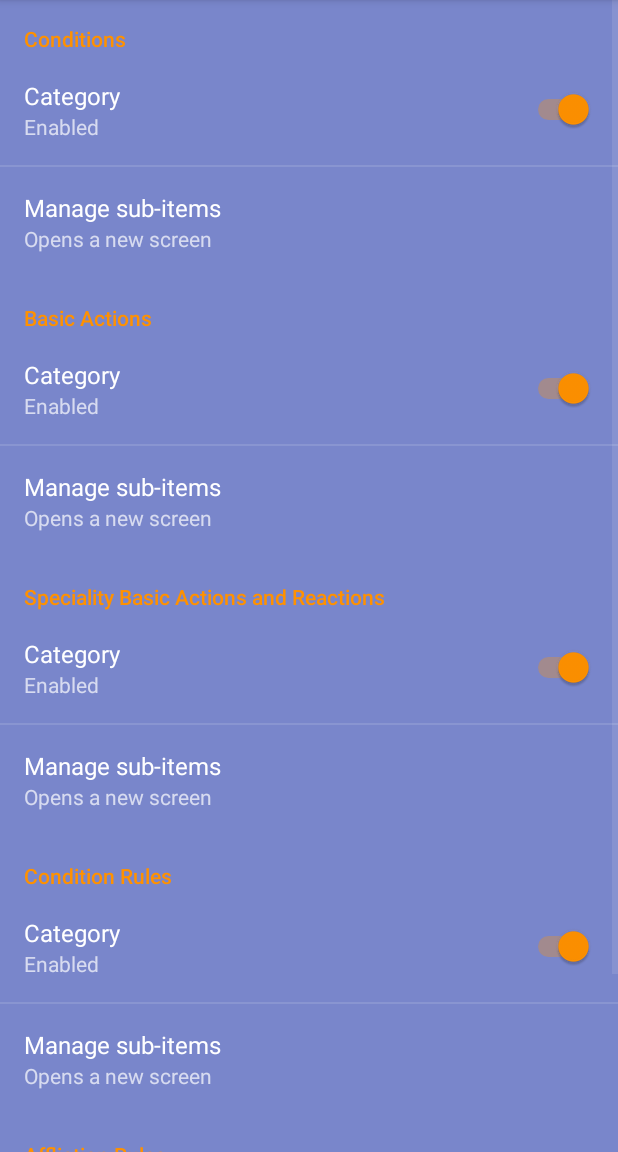
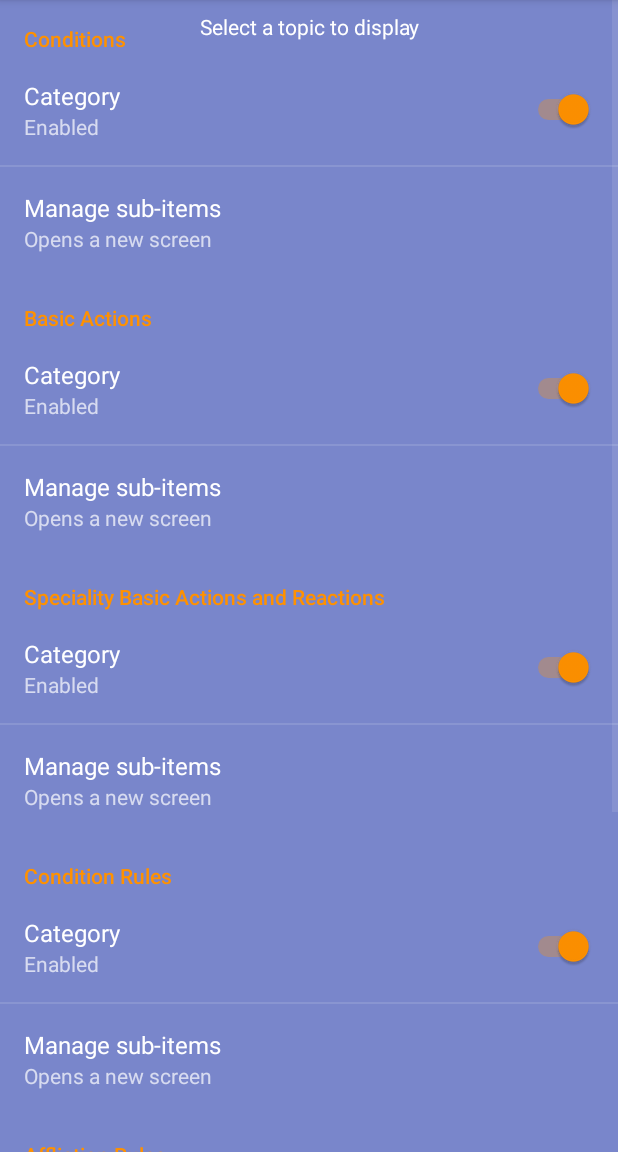
Before and after one commit to ej-krielen/PathfinderPlaytestQuickRules, an Android app: the fragment SettingsFragment placed in its activity, with the options menu open, on a phone screen of 412 x 824 dp, the part 84-1236 px from its top. Run offline under Robolectric (Android 15) with nearby library versions, the phone set to English and light mode, and no system bars.

Commit message:
Added landscape layout Added large layout (tablets and such) Added encounter mode

```diff
--- a/app/src/main/java/nl/rekijan/pathfinderplaytestquickrules/AppExtension.java
+++ b/app/src/main/java/nl/rekijan/pathfinderplaytestquickrules/AppExtension.java
@@ -13,6 +13,7 @@ import nl.rekijan.pathfinderplaytestquickrules.contentloaders.AfflictionRulesCon
 import nl.rekijan.pathfinderplaytestquickrules.contentloaders.BasicActionsContentLoader;
 import nl.rekijan.pathfinderplaytestquickrules.contentloaders.ConditionRulesContentLoader;
 import nl.rekijan.pathfinderplaytestquickrules.contentloaders.ConditionsContentLoader;
+import nl.rekijan.pathfinderplaytestquickrules.contentloaders.EncounterModeContentLoader;
 import nl.rekijan.pathfinderplaytestquickrules.contentloaders.SpecialActionsContentLoader;
 import nl.rekijan.pathfinderplaytestquickrules.models.NavItemModel;
 
@@ -87,6 +88,13 @@ public class AppExtension extends Application {
             mListDataHeader.add(getString(R.string.navigation_category_affliction_rules));
             mListDataChild.put(getString(R.string.navigation_category_affliction_rules), AfflictionRulesContentLoader.getInstance().getAfflictionRulesContent(this, sharedPref));
         }
+
+        //Encounter Mode
+        if (sharedPref.getBoolean("pref_show_encounter_mode", true)) {
+            mListDataHeader.add(getString(R.string.navigation_category_encounter_mode));
+            mListDataChild.put(getString(R.string.navigation_category_encounter_mode), EncounterModeContentLoader.getInstance().getEncounterModeContent(this, sharedPref));
+        }
+
     }
 
     public List<String> getHeaders() {
--- /dev/null
+++ b/app/src/main/java/nl/rekijan/pathfinderplaytestquickrules/contentloaders/EncounterModeContentLoader.java
@@ -0,0 +1,47 @@
+package nl.rekijan.pathfinderplaytestquickrules.contentloaders;
+
+import android.content.Context;
+import android.content.SharedPreferences;
+
+import java.util.ArrayList;
+import java.util.List;
+
+import nl.rekijan.pathfinderplaytestquickrules.R;
+import nl.rekijan.pathfinderplaytestquickrules.models.NavItemModel;
+import nl.rekijan.pathfinderplaytestquickrules.models.RulesModel;
+
+/**
+ * Content for the conditions
+ *
+ * @author Erik-Jan Krielen ej.krielen@gmail.com
+ * @since 25-10-2018
+ */
+public class EncounterModeContentLoader {
+
+
+    private static EncounterModeContentLoader sInstance = null;
+
+    public static synchronized EncounterModeContentLoader getInstance() {
+        if (sInstance == null) {
+            sInstance = new EncounterModeContentLoader();
+        }
+        return sInstance;
+    }
+
+    public List<NavItemModel> getEncounterModeContent(Context context, SharedPreferences sharedPref) {
+        List<NavItemModel> encounterMode = new ArrayList<>();
+        if (sharedPref.getBoolean("pref_initiative", true)) {
+            encounterMode.add(new NavItemModel(context.getString(R.string.title_initiative), new
+                    RulesModel(context.getString(R.string.title_initiative), context.getString(R.string.text_initiative))));
+        }
+        if (sharedPref.getBoolean("pref_pref_start_your_turn", true)) {
+            encounterMode.add(new NavItemModel(context.getString(R.string.title_start_your_turn), new
+                    RulesModel(context.getString(R.string.title_start_your_turn), context.getString(R.string.text_start_your_turn))));
+        }
+        if (sharedPref.getBoolean("pref_pref_end_your_turn", true)) {
+            encounterMode.add(new NavItemModel(context.getString(R.string.title_end_your_turn), new
+                    RulesModel(context.getString(R.string.title_end_your_turn), context.getString(R.string.text_end_your_turn))));
+        }
+        return encounterMode;
+    }
+}
--- a/app/src/main/java/nl/rekijan/pathfinderplaytestquickrules/ui/views/SearchableNavigationView.java
+++ b/app/src/main/java/nl/rekijan/pathfinderplaytestquickrules/ui/views/SearchableNavigationView.java
@@ -83,6 +83,8 @@ public class SearchableNavigationView extends LinearLayout implements SharedPref
 
         setNavItems(mApp.getHeaders(), mApp.getNavItems());
         expandAll();
+        clearFocus();
+
     }
 
     private void expandAll() {
--- /dev/null
+++ b/app/src/main/res/drawable/list_activated_background.xml
@@ -0,0 +1,6 @@
+<?xml version="1.0" encoding="utf-8"?>
+<selector xmlns:android="http://schemas.android.com/apk/res/android">
+    <item android:drawable="@color/colorPrimary" android:state_activated="false" android:state_pressed="false" />
+    <item android:drawable="@color/colorAccent" android:state_pressed="true" />
+    <item android:drawable="@color/colorAccent" android:state_activated="true" />
+</selector>
--- /dev/null
+++ b/app/src/main/res/layout-land/activity_main.xml
@@ -0,0 +1,16 @@
+<?xml version="1.0" encoding="utf-8"?>
+<LinearLayout xmlns:android="http://schemas.android.com/apk/res/android"
+    android:layout_width="match_parent"
+    android:layout_height="match_parent"
+    android:orientation="vertical">
+
+    <include
+    layout="@layout/app_bar_main"
+    android:layout_width="match_parent"
+    android:layout_height="match_parent" />
+
+    <include
+    layout="@layout/content_main"
+    android:layout_width="match_parent"
+    android:layout_height="match_parent" />
+</LinearLayout>
--- /dev/null
+++ b/app/src/main/res/layout-land/content_main.xml
@@ -0,0 +1,37 @@
+<?xml version="1.0" encoding="utf-8"?>
+<LinearLayout xmlns:android="http://schemas.android.com/apk/res/android"
+    xmlns:app="http://schemas.android.com/apk/res-auto"
+    xmlns:tools="http://schemas.android.com/tools"
+    android:layout_width="match_parent"
+    android:layout_height="match_parent"
+    app:layout_behavior="@string/appbar_scrolling_view_behavior"
+    tools:context="nl.rekijan.pathfinderplaytestquickrules.MainActivity"
+    android:orientation="horizontal"
+    tools:showIn="@layout/app_bar_main">
+
+    <LinearLayout
+        android:layout_width="0dp"
+        android:layout_height="match_parent"
+        android:layout_gravity="start"
+        android:layout_weight="1"
+        android:background="@color/colorPrimaryLight"
+        android:clickable="true"
+        android:orientation="vertical">
+
+        <nl.rekijan.pathfinderplaytestquickrules.ui.views.SearchableNavigationView
+            android:id="@+id/search_traveler_view"
+            android:layout_width="match_parent"
+            android:layout_height="wrap_content" />
+    </LinearLayout>
+
+    <View
+        android:layout_width="8dp"
+        android:layout_height="match_parent"/>
+
+    <FrameLayout
+        android:id="@+id/fragment_container"
+        android:layout_width="0dp"
+        android:layout_height="match_parent"
+        android:layout_weight="2" />
+
+</LinearLayout>
--- /dev/null
+++ b/app/src/main/res/layout-large/activity_main.xml
@@ -0,0 +1,16 @@
+<?xml version="1.0" encoding="utf-8"?>
+<LinearLayout xmlns:android="http://schemas.android.com/apk/res/android"
+    android:layout_width="match_parent"
+    android:layout_height="match_parent"
+    android:orientation="vertical">
+
+    <include
+    layout="@layout/app_bar_main"
+    android:layout_width="match_parent"
+    android:layout_height="match_parent" />
+
+    <include
+    layout="@layout/content_main"
+    android:layout_width="match_parent"
+    android:layout_height="match_parent" />
+</LinearLayout>
--- /dev/null
+++ b/app/src/main/res/layout-large/content_main.xml
@@ -0,0 +1,43 @@
+<?xml version="1.0" encoding="utf-8"?>
+<LinearLayout xmlns:android="http://schemas.android.com/apk/res/android"
+    xmlns:app="http://schemas.android.com/apk/res-auto"
+    xmlns:tools="http://schemas.android.com/tools"
+    android:layout_width="match_parent"
+    android:layout_height="match_parent"
+    app:layout_behavior="@string/appbar_scrolling_view_behavior"
+    tools:context="nl.rekijan.pathfinderplaytestquickrules.MainActivity"
+    android:orientation="horizontal"
+    tools:showIn="@layout/app_bar_main">
+
+    <LinearLayout
+        android:layout_width="0dp"
+        android:layout_height="match_parent"
+        android:layout_gravity="start"
+        android:layout_weight="1"
+        android:background="@color/colorPrimaryLight"
+        android:clickable="true"
+        android:orientation="vertical">
+
+        <include
+            android:id="@+id/drawer_header"
+            layout="@layout/nav_header_main"
+            android:layout_width="match_parent"
+            android:layout_height="wrap_content" />
+
+        <nl.rekijan.pathfinderplaytestquickrules.ui.views.SearchableNavigationView
+            android:id="@+id/search_traveler_view"
+            android:layout_width="match_parent"
+            android:layout_height="wrap_content" />
+    </LinearLayout>
+
+    <View
+        android:layout_width="8dp"
+        android:layout_height="match_parent"/>
+
+    <FrameLayout
+        android:id="@+id/fragment_container"
+        android:layout_width="0dp"
+        android:layout_height="match_parent"
+        android:layout_weight="2" />
+
+</LinearLayout>
--- a/app/src/main/res/layout/fragment_start.xml
+++ b/app/src/main/res/layout/fragment_start.xml
@@ -9,6 +9,6 @@
         android:layout_width="match_parent"
         android:layout_height="match_parent"
         android:gravity="center_horizontal"
-        android:padding="@dimen/small_padding"/>
-        <!--android:answer="@string/start_fragment_text" -->
+        android:padding="@dimen/small_padding"
+        android:text="@string/start_fragment_text"/>
 </RelativeLayout>
--- a/app/src/main/res/values/strings.xml
+++ b/app/src/main/res/values/strings.xml
@@ -22,7 +22,7 @@ Oops, looks like you discovered a bug. \n\nE-mail me at info\@rekijan.nl and men
     <!--  Navigation Drawer -->
     <string name="navigation_drawer_open">Open navigation drawer</string>
     <string name="navigation_drawer_close">Close navigation drawer</string>
-    <string name="start_fragment_text">Open the navigation drawer to select a topic</string>
+    <string name="start_fragment_text">Select a topic to display</string>
 
 
     <!--  Settings -->
@@ -54,5 +54,6 @@ Oops, looks like you discovered a bug. \n\nE-mail me at info\@rekijan.nl and men
     <string name="navigation_category_condition_rules">Condition Rules</string>
     <string name="navigation_category_special_actions">Speciality Basic Actions and Reactions</string>
     <string name="navigation_category_affliction_rules">Affliction Rules</string>
+    <string name="navigation_category_encounter_mode">Encounter Mode</string>
 
 </resources>
--- /dev/null
+++ b/app/src/main/res/values/strings_encounter_mode.xml
@@ -0,0 +1,22 @@
+<?xml version="1.0" encoding="utf-8"?>
+<resources>
+    <!--  Encounter Mode  -->
+    <string name="title_initiative">Initiative</string>
+    <string name="text_initiative">
+At the start of an encounter you roll initiative to determine your place in the initiative order, which is the sequence in which the characters will take their turns. Typically, you’ll roll a Perception check to determine your initiative. Sometimes the GM might call on you to make some other type of check for the initiative check. For instance, if you were Sneaking during exploration (see page 317), you’d roll a Stealth check instead. Alternatively, a social encounter could call for a Deception or Diplomacy check. If your initiative roll result is tied with an opponent’s result, that opponent goes first. If your initiative roll result is tied with another player character’s result, you can decide between yourselves who goes first when you reach that place in the initiative order. Once you’ve resolved who goes first, your places in the initiative order usually don’t change during the encounter.
+</string>
+    <string name="title_start_your_turn">Start Your Turn</string>
+    <string name="text_start_your_turn">
+If you created an effect that lasts for a certain number of rounds, you reduce the number of rounds remaining. The effect ends if the duration has expired.\n
+You can use free actions or reactions that have a trigger of “Your turn begins” or something similar.\n
+If you’re dying, attempt your recovery saving throw (see page 295).\n
+The last step of starting your turn is always the same.\n
+Regain your 3 actions and 1 reaction. If you have not spent your actions or your reaction from your last turn, you lose them. You can’t hold over actions or reactions from one turn to another turn. Some abilities or conditions (such as the quick and slowed conditions) can change how many actions you regain and whether you regain your reaction. If a condition prevents you from being able to act, you don’t regain any actions or your reaction.
+</string>
+    <string name="title_end_your_turn">End Your Turn</string>
+    <string name="text_end_your_turn">
+End any effects that last until the end of your turn. For example, spells with a duration of concentration end at the end of your turn unless you use the Concentrate on a Spell action during your turn to extend them. Some effects caused by enemies might also last through a certain number of your turns, and you decrease the remaining duration or end them during this step.\n
+If you have a persistent damage condition, you take the damage at this point. You also attempt any saves for your afflictions at this time. Many other conditions change at the end of your turn, such as the frightened condition decreasing in severity.\n
+You can use free actions or reactions that have a trigger of “Your turn ends” or something similar.
+</string>
+</resources>
--- a/app/src/main/res/xml/preferences.xml
+++ b/app/src/main/res/xml/preferences.xml
@@ -98,4 +98,12 @@
             <CheckBoxPreference android:defaultValue="true" android:key="pref_virulent_afflictions" android:title="@string/title_virulent_afflictions"/>
         </PreferenceScreen>
     </PreferenceCategory>
+    <PreferenceCategory android:title="@string/navigation_category_encounter_mode">
+        <SwitchPreference android:defaultValue="true" android:key="pref_show_encounter_mode" android:summaryOff="@string/pref_category_summary_disabled" android:summaryOn="@string/pref_category_summary_enabled" android:title="@string/pref_category_title"/>
+        <PreferenceScreen android:key="button_show_encounter_mode" android:persistent="false" android:summary="@string/pref_sub_item_summary" android:title="@string/pref_sub_item_title">
+            <CheckBoxPreference android:defaultValue="true" android:key="pref_initiative" android:title="@string/title_initiative"/>
+            <CheckBoxPreference android:defaultValue="true" android:key="pref_start_your_turn" android:title="@string/title_start_your_turn"/>
+            <CheckBoxPreference android:defaultValue="true" android:key="pref_end_your_turn" android:title="@string/title_end_your_turn"/>
+        </PreferenceScreen>
+    </PreferenceCategory>
 </PreferenceScreen>
```
Also changed, not shown: app/src/main/java/nl/rekijan/pathfinderplaytestquickrules/MainActivity.java (+6 -1 lines), app/src/main/res/drawable/gradient_background.xml (added, +9 -0 lines), app/src/main/res/drawable/ic_launcher_foreground.xml (added, +34 -0 lines), app/src/main/res/drawable/side_nav_bar.xml (added, +9 -0 lines).
